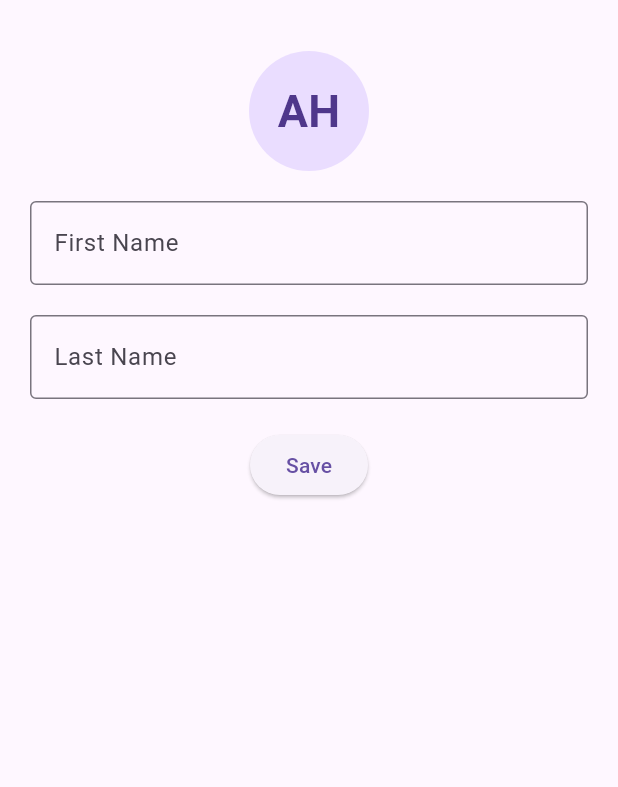
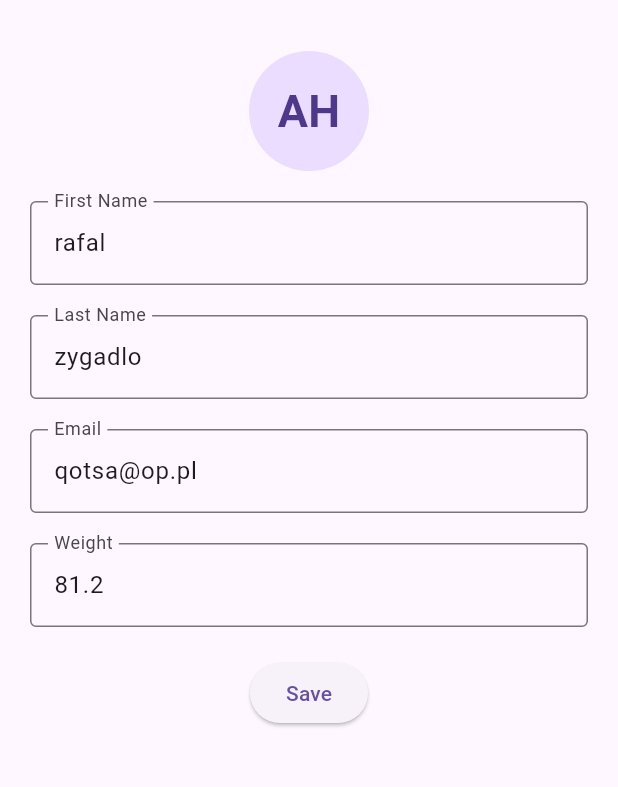
Before and after one commit to rafalzygadlo/flutter, a Flutter app: the ProfilePage screen opened directly, after a tap on "Edit profile", on a phone screen of 412 x 824 dp, the part 63-850 px from its top. Run offline on Flutter 3.47's test engine with Material 3 defaults, Android fonts, the phone set to English and light mode, and no system bars; our stand-ins replace firebase_auth; accounts and stored records are empty.

Commit message:
profile, page, model

```diff
--- a/lib/data/models/profile.dart
+++ b/lib/data/models/profile.dart
@@ -0,0 +1,14 @@
+
+class Profile {
+  final String firstName;
+  final String lastName;
+  final String email;
+  final double weight;
+
+  Profile({
+    required this.firstName,
+    required this.lastName,
+    required this.email,
+    required this.weight,
+  });
+}
--- a/lib/presentation/pages/home.dart
+++ b/lib/presentation/pages/home.dart
@@ -1,11 +1,10 @@
 import 'package:flutter/material.dart';
 import 'package:flutter_application_2/main.dart';
+import 'package:flutter_application_2/presentation/pages/image.dart';
 import 'home/bank.dart';
 
 class HomePage extends StatelessWidget {
   const HomePage({super.key});
-
-
 
 
   @override
@@ -29,12 +28,12 @@ class HomePage extends StatelessWidget {
           ),
           ListTile(
             leading: Icon(Icons.settings),
-            title: Text('Steuer Info'),
+            title: Text('Image page'),
             trailing: Icon(Icons.chevron_right),
             onTap: () {
               Navigator.push(
                 context,
-                MaterialPageRoute(builder: (context) => Text('aaa')),
+                MaterialPageRoute(builder: (context) => ImagePage()),
               );
             },
           ),
--- /dev/null
+++ b/lib/presentation/pages/image.dart
@@ -0,0 +1,23 @@
+import 'package:flutter/material.dart';
+
+
+class ImagePage extends StatelessWidget {
+  const ImagePage({super.key});
+
+
+  @override
+  Widget build(BuildContext context) {
+    const title = 'Fade in images';
+
+    return Scaffold(
+        appBar: AppBar(title: const Text(title)),
+        body: Stack(
+          children: <Widget>[
+            const Center(
+              child: Text('iamge page'),
+            ),
+          ],
+        ),
+    );
+  }
+}
--- a/lib/presentation/pages/profile/profile.dart
+++ b/lib/presentation/pages/profile/profile.dart
@@ -1,5 +1,5 @@
-
 import 'package:flutter/material.dart';
+import 'package:flutter_application_2/data/models/profile.dart';
 import 'package:flutter_application_2/presentation/pages/profile/profile.edit..dart';
 
 class ProfilePage extends StatefulWidget {
@@ -11,57 +11,47 @@ class ProfilePage extends StatefulWidget {
 
 class ProfilePageState extends State<ProfilePage> {
 
+ Profile profile = Profile(firstName: 'rafal', lastName: 'zygadlo', email: 'qotsa@op.pl', weight: 81.2);
+
   void _editForm(BuildContext context) {
-
     Navigator.push(
       context,
-                MaterialPageRoute(builder: (context) => ProfileEditPage()),
+      MaterialPageRoute(builder: (context) => ProfileEditPage(profile:  profile)),
     );
-
   }
 
   @override
   Widget build(BuildContext context) {
-
     return Scaffold(
-    appBar: AppBar(
-      title: Text('Profile'),
-      ),
+      appBar: AppBar(title: Text('Profile')),
       body: Center(
-        child:
-      SingleChildScrollView(
-            child:Column(
+        child: SingleChildScrollView(
+          child: Column(
             //crossAxisAlignment: CrossAxisAlignment.center,
             //mainAxisAlignment: MainAxisAlignment.center,
             children: [
               CircleAvatar(
                 radius: 40,
                 child: const Text(
-                  style: TextStyle(
-                    fontWeight: FontWeight.bold,
-                    fontSize: 30
+                  style: TextStyle(fontWeight: FontWeight.bold, fontSize: 30),
+                  'AH',
                 ),
-                  'AH'),
               ),
-              SizedBox( height: 20),
-              Text('qotsa@op.pl'),
-              SizedBox( height: 20),
-              Text('First Name: Rafal'),
-              Text('Last Name: Zygadlo'),
-              Text('842565'),
-              SizedBox( height: 20),
+              SizedBox(height: 20),
+              Text('${profile.email}'),
+              SizedBox(height: 20),
+              Text('First Name: ${profile.firstName}'),
+              Text('Last Name: ${profile.lastName}'),
+              Text('Weight: ${profile.weight} kg'),
+              SizedBox(height: 20),
               TextButton(
                 onPressed: () => _editForm(context),
                 child: Text('Edit profile'),
               ),
-
             ],
           ),
         ),
       ),
     );
-
   }
-
-
 }
--- a/lib/presentation/pages/profile/profile.edit..dart
+++ b/lib/presentation/pages/profile/profile.edit..dart
@@ -1,22 +1,47 @@
 
 import 'package:flutter/material.dart';
+import 'package:flutter_application_2/data/models/profile.dart';
 
 class ProfileEditPage extends StatefulWidget {
-  const ProfileEditPage({super.key});
 
+ final Profile profile;
+
+  // Konstruktor przyjmujący profil
+  ProfileEditPage({required this.profile});
   @override
   ProfilePageState createState() => ProfilePageState();
 }
 
 class ProfilePageState extends State<ProfileEditPage> {
 
-void saveForm(BuildContext context) {
+  late TextEditingController _firstNameController;
+  late TextEditingController _lastNameController;
+  late TextEditingController _emailController;
+  late TextEditingController _weightController;
 
 
+  @override
+  void initState() {
+    super.initState();
+    _firstNameController = TextEditingController(text: widget.profile.firstName);
+    _lastNameController = TextEditingController(text: widget.profile.lastName);
+    _emailController = TextEditingController(text: widget.profile.email);
+    _weightController = TextEditingController(text: widget.profile.weight.toString());
+  }
+
+ @override
+  void dispose() {
+    // Zwolnienie kontrolerów po zakończeniu pracy
+    _firstNameController.dispose();
+    _lastNameController.dispose();
+    _emailController.dispose();
+    _weightController.dispose(); // Zwolnienie kontrolera salary
+    super.dispose();
+  }
+  void saveForm(BuildContext context) {
       ScaffoldMessenger.of(context).showSnackBar(
         SnackBar(content: Text('Dane zapisane poprawnie!')),
       );
-
   }
 
   @override
@@ -44,6 +69,7 @@ void saveForm(BuildContext context) {
               ),
               SizedBox( height: 20),
               TextFormField(
+                controller: _firstNameController,
                 decoration: InputDecoration(
                   labelText: 'First Name',
                   border: OutlineInputBorder(),
@@ -52,9 +78,27 @@ void saveForm(BuildContext context) {
               ),
               SizedBox( height: 20),
               TextFormField(
+                controller: _lastNameController,
                 decoration: InputDecoration(
                   border: OutlineInputBorder(),
                   labelText: 'Last Name'),
+
+              ),
+               SizedBox( height: 20),
+              TextFormField(
+                controller: _emailController,
+                decoration: InputDecoration(
+                  border: OutlineInputBorder(),
+                  labelText: 'Email'),
+
+              ),
+              SizedBox( height: 20),
+              TextFormField(
+                controller: _weightController,
+                keyboardType: TextInputType.numberWithOptions(),
+                decoration: InputDecoration(
+                  border: OutlineInputBorder(),
+                  labelText: 'Weight'),
 
               ),
               SizedBox( height: 20),
```
Lines whose indentation alone changed are shown as unchanged.
